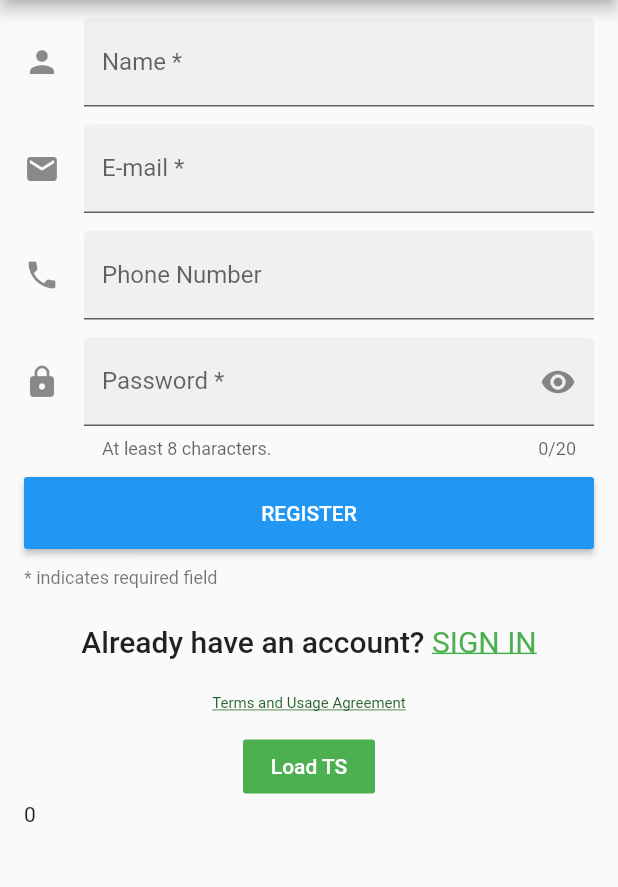
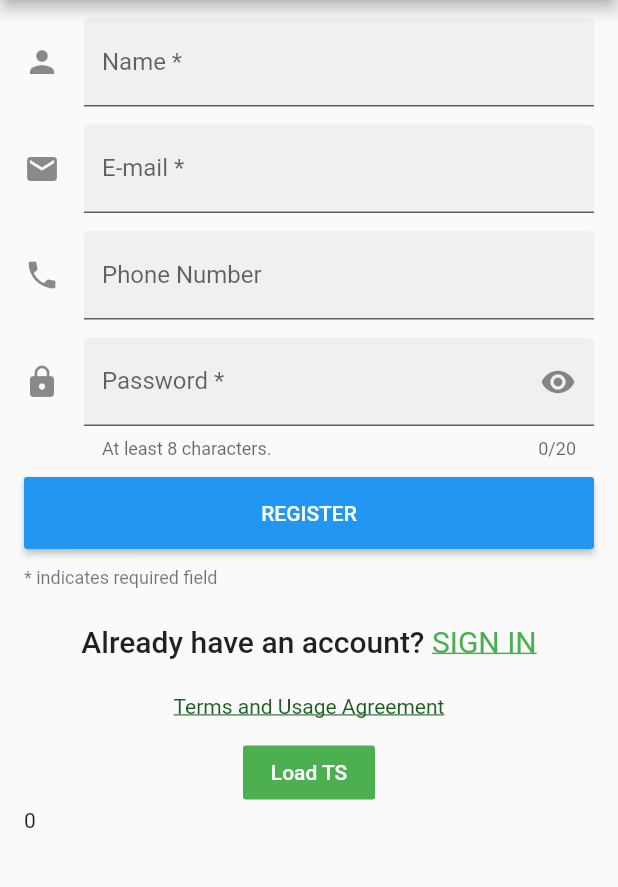
Before and after one commit to doublexia/knctd, a Flutter app: the screen it shows after launch, on a phone screen of 412 x 824 dp, the part 84-971 px from its top. Run offline on Flutter 3.47's test engine with Material 2 defaults, Android fonts, the phone set to English and light mode, and no system bars; our stand-ins replace connectivity, device_info, firebase_auth, firebase_messaging, shared_preferences, sqflite and 2 more; accounts and stored records are empty; statements that could not run were skipped.

```diff
--- a/lib/login.dart
+++ b/lib/login.dart
@@ -472,13 +472,18 @@ class SignupFormFieldDemoState extends State<LoginForm>
                 new Center(
                   child:InkWell(
                     onTap: _launchServieAgreement,
-                    child: Text('Terms and Usage Agreement',
-                      style :TextStyle(
-                        color: Colors.green[900],
-                        fontSize: 10.0,
-                        decoration: TextDecoration.underline,
+                    child:new FittedBox(
+                      fit: BoxFit.scaleDown,
+                      alignment: Alignment.centerLeft,
+                      child: Text('Terms and Usage Agreement',
+                        style :TextStyle(
+                          color: Colors.green[900],
+                          //fontSize: 12.0,
+                          decoration: TextDecoration.underline,
+                        ),
                       ),
                     ),
+
                   ),
                 ),
                 const SizedBox(height: 12.0),
```
